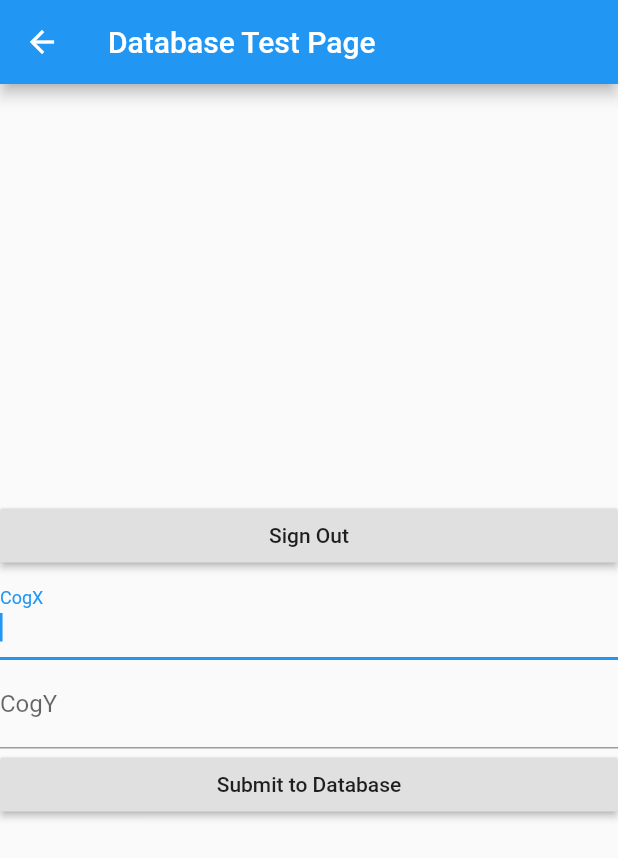
After one commit to annavaykean/seniordesign_protoype, a Flutter app: the DatabaseTestPage screen opened by its route, on a phone screen of 412 x 824 dp. The commit adds this screen. Shown: the top 858 px of the screen. Run offline on Flutter 3.47's test engine with Material 2 defaults, Android fonts, the phone set to English and light mode, and no system bars; our stand-ins replace firebase_auth, firebase_database, flutter_blue; accounts and stored records are empty.

Commit message:
can write data to database

```diff
--- a/sd_proto/lib/code/dashboard_page.dart
+++ b/sd_proto/lib/code/dashboard_page.dart
@@ -33,6 +33,10 @@ class DashboardScreen extends StatelessWidget {
               RaisedButton(
                 child: const Text('Sign Out'),
                 onPressed: () => signOut(context),
+              ),
+              RaisedButton(
+                child: const Text('Database Testing Page'),
+                onPressed: () => Navigator.of(context).pushNamed('/DatabaseTestPage'),
               )
             ]
         )
--- /dev/null
+++ b/sd_proto/lib/code/database_test_page.dart
@@ -0,0 +1,83 @@
+import 'package:flutter/material.dart';
+import 'package:firebase_database/firebase_database.dart';
+import 'package:sd_proto/main.dart';
+import 'package:intl/intl.dart';
+//send and receive numbers (for testing purposes only)
+class DatabaseTestPage extends StatefulWidget {
+  @override
+  DatabaseTestPageState createState() => DatabaseTestPageState();
+}
+
+class DatabaseTestPageState extends State<DatabaseTestPage> {
+  TextEditingController cogXctrl = new TextEditingController();
+  TextEditingController cogYctrl = new TextEditingController();
+
+
+  signOut(BuildContext context) {
+    MyApp.firebaseAuth.signOut();
+    MyApp.user = null;
+    Navigator.popUntil(context, ModalRoute.withName('/'));
+  }
+
+  writeToDatabase(String cogX, String cogY){
+
+    //prep data
+    DateTime now = DateTime.now();
+    String formattedDate = DateFormat('MMddyyyy_kkmm').format(now);
+    int cogX_num = int.parse(cogX);
+    int cogY_num = int.parse(cogY);
+
+    //send data
+    print("INFO: Preparing to write to database...");
+    if(MyApp.user != null){
+    MyApp.userReference.push().set(<String, String>{
+      "cogX": "" + cogX,
+      "cogY": "" + cogY,
+      "created_at": "" + formattedDate
+    }).then((result){
+      print("INFO: Database Write Completed");
+    });
+    }
+  }
+
+  @override
+  Widget build(BuildContext context) {
+    return new Scaffold(
+        appBar: AppBar(
+          title: Text('Database Test Page'),
+        ),
+        body: Column(
+            mainAxisAlignment: MainAxisAlignment.center,
+            crossAxisAlignment: CrossAxisAlignment.stretch,
+            children: <Widget>[
+              RaisedButton(
+                child: const Text('Sign Out'),
+                onPressed: () => signOut(context),
+              ),
+              Container(
+                child: new TextField(
+                  controller: cogXctrl,
+                  autofocus: true,
+                  decoration: new InputDecoration(
+                    labelText: 'CogX',
+                  ),
+                )
+              ),
+              Container(
+                child: new TextField(
+                  controller: cogYctrl,
+                  autofocus: false,
+                  decoration: new InputDecoration(
+                    labelText: 'CogY'
+                  )
+                )
+              ),
+              RaisedButton(
+                child: const Text('Submit to Database'),
+                onPressed: () => writeToDatabase(cogXctrl.text, cogYctrl.text)
+              )
+            ]
+        )
+    );
+  }
+}
--- a/sd_proto/lib/code/send_bluetooth_data.dart
+++ b/sd_proto/lib/code/send_bluetooth_data.dart
@@ -83,17 +83,15 @@ class SendBluetoothDataState extends State<SendBluetoothData> {
       setState(() {
         print('Current Val: ' + String.fromCharCode(d[0]));
         numReceived = String.fromCharCode(d[0]);
+     //   FirebaseDatabase.instance.reference().child('newData').;
       });
     });
  }
   readInt(BluetoothCharacteristic c) async {
     if(c.uuid.toString().toUpperCase() == magicNumber.toUpperCase()) {
-      print('hit2');
      // final value1 = await MyApp.device.readCharacteristic(c);
       final value1 = c.value;
-      print('hit2.5');
       setNotification(c);
-      print('passed setNotif');
       setState(() {
        // numReceived = value1[0];
       });
--- a/sd_proto/lib/main.dart
+++ b/sd_proto/lib/main.dart
@@ -5,21 +5,27 @@ import 'code/settings_page.dart';
 import 'code/bluetooth_test_screen.dart';
 import 'code/send_bluetooth_data.dart';
 import 'code/signUp.dart';
+import 'code/database_test_page.dart';
 import 'package:flutter_blue/flutter_blue.dart';
 import 'dart:async';
 import 'package:firebase_auth/firebase_auth.dart';
-
+import 'package:firebase_database/firebase_database.dart';
 void main(){
   runApp(MyApp());
 }
 
 class MyApp extends StatelessWidget {
+  //global access to bluetooth connection
   static FirebaseAuth firebaseAuth = FirebaseAuth.instance;
   static FirebaseUser user;
   static BluetoothDevice device = null;
   static int testing = 33;
   static StreamSubscription deviceConnection = null;
   static List<BluetoothService> services = new List();
+
+  //global access to database connection
+  static FirebaseDatabase database = new FirebaseDatabase();
+  static DatabaseReference userReference;
 
   @override
   Widget build(BuildContext context){
@@ -34,6 +40,7 @@ class MyApp extends StatelessWidget {
         '/AnalysisScreen' : (BuildContext context) => new AnalysisScreen(),
         '/BluetoothTestScreen' : (BuildContext context) => new BluetoothTestScreen(),
         '/SendBluetoothData' : (BuildContext context) => new SendBluetoothData(),
+        '/DatabaseTestPage' : (BuildContext context) => new DatabaseTestPage(),
       }
       );
   }
@@ -48,13 +55,22 @@ class WelcomeScreenState extends State<WelcomeScreen> {
   final TextEditingController passwordCtrl = new TextEditingController();
   bool validEmail = false;
   bool validPass = false;
+
+
   Future<String> signIn(BuildContext context, String email, String password) async {
     if(email != null && password != null) {
       MyApp.user = await MyApp.firebaseAuth.signInWithEmailAndPassword(
           email: email, password: password);
-      print('INFO: ${MyApp.user.uid} signed in.');
-      Navigator.of(context).pushNamed('/DashboardScreen');
-      return MyApp.user.uid;
+      if(MyApp.user != null) {
+        print('INFO: ${MyApp.user.uid} signed in.');
+        //establish new database session
+        MyApp.database.setPersistenceEnabled(true);
+        MyApp.database.setPersistenceCacheSizeBytes(10000000);
+        MyApp.userReference = MyApp.database.reference().child('user)');
+        //navigate to homepage
+        Navigator.of(context).pushNamed('/DashboardScreen');
+        return MyApp.user.uid;
+      }
     }
     else{
       print('Must input email and password to sign in');
--- a/sd_proto/pubspec.yaml
+++ b/sd_proto/pubspec.yaml
@@ -22,8 +22,10 @@ dependencies:
   firebase_core: ^0.2.5
   firebase_auth: ^0.6.2+1
   google_sign_in:
+  firebase_database:
   flutter_blue: 0.4.2
   provider:
+  intl:
   # The following adds the Cupertino Icons font to your application.
   # Use with the CupertinoIcons class for iOS style icons.
   cupertino_icons: ^0.1.2
```
Also changed, not shown: sd_proto/pubspec.lock.
